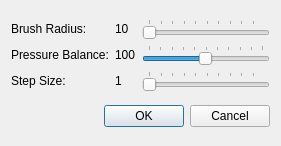
Qt form designer/PencilOptionsDialogUi.ui (skitzycat/beedraw) before a commit.
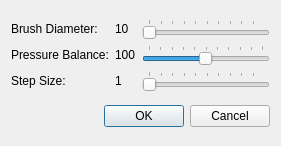
The same form after that commit.

Commit message: switched everything over to using diameter instead of radius

```diff
--- a/designer/PencilOptionsDialogUi.ui
+++ b/designer/PencilOptionsDialogUi.ui
@@ -18,7 +18,7 @@
      <item row="0" column="0" >
       <widget class="QLabel" name="label" >
        <property name="text" >
-        <string>Brush Radius:</string>
+        <string>Brush Diameter:</string>
        </property>
       </widget>
      </item>
```
Left out of the diff: 7 changed lines with no effect on the pictures. The commit also changes 5 other files.
